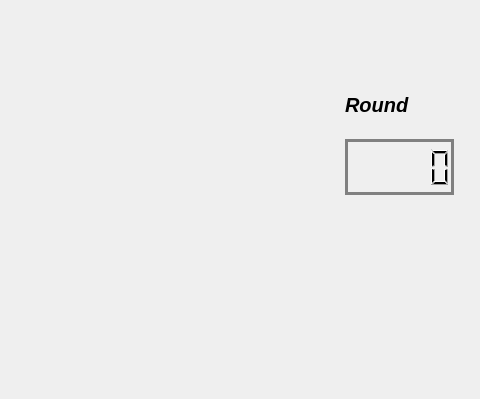
Qt form vierGewinnt/dialog.ui (IhebTrabelsi/4Gewinnt) before a commit; both pictures show x 320 to 800 and y 0 to 399 of the 800 by 600 pixel window.
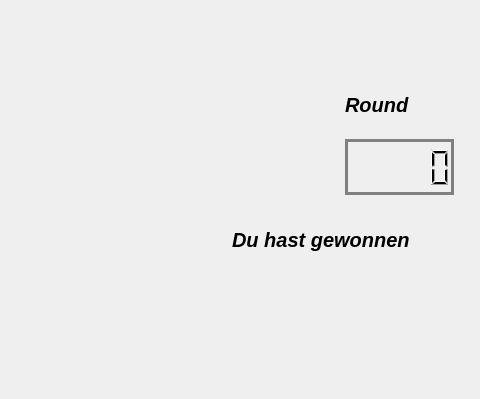
The same form after that commit.

Diff of the .ui file:
```diff
--- a/vierGewinnt/dialog.ui
+++ b/vierGewinnt/dialog.ui
@@ -160,6 +160,28 @@
     </item>
    </layout>
   </widget>
+  <widget class="QLabel" name="gewonnen">
+   <property name="geometry">
+    <rect>
+     <x>552</x>
+     <y>210</y>
+     <width>221</width>
+     <height>59</height>
+    </rect>
+   </property>
+   <property name="font">
+    <font>
+     <family>MS Sans Serif</family>
+     <pointsize>15</pointsize>
+     <weight>75</weight>
+     <italic>true</italic>
+     <bold>true</bold>
+    </font>
+   </property>
+   <property name="text">
+    <string>Du hast gewonnen</string>
+   </property>
+  </widget>
  </widget>
  <layoutdefault spacing="6" margin="11"/>
  <resources/>
```
